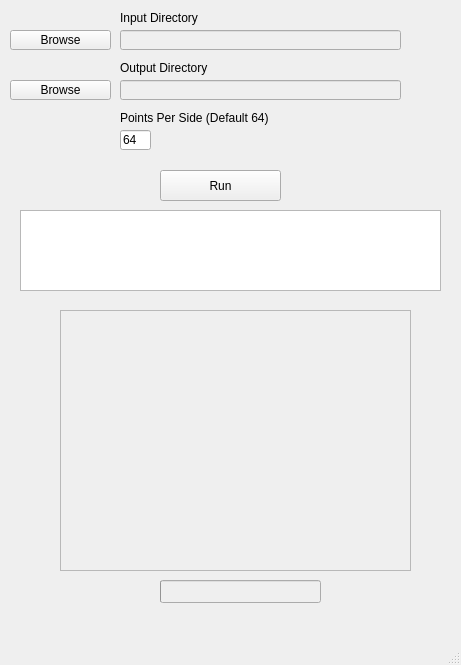
Before: the Qt Designer form untitled.ui in AlbertoFidalgo/Microplastic-Segmenter, drawn with Qt 5.
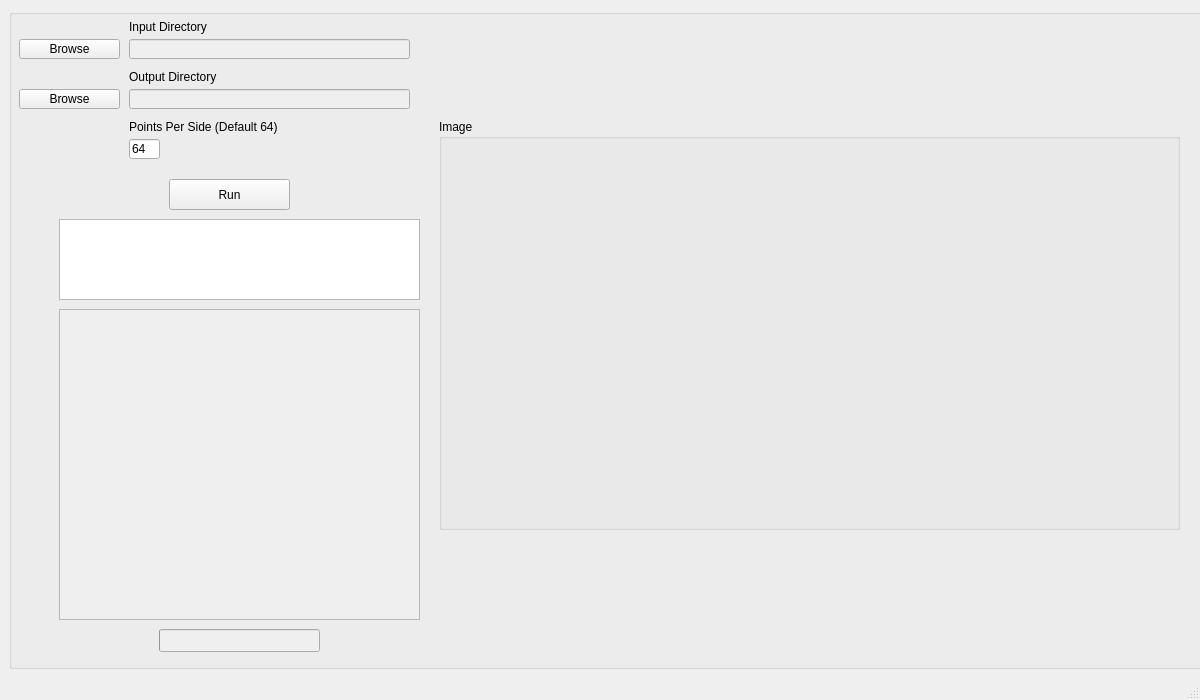
After: the same form once the commit is applied.

```diff
--- a/untitled.ui
+++ b/untitled.ui
@@ -9,10 +9,16 @@
    <rect>
     <x>0</x>
     <y>0</y>
-    <width>461</width>
-    <height>665</height>
+    <width>1200</width>
+    <height>700</height>
    </rect>
   </property>
+  <property name="minimumSize">
+   <size>
+    <width>1200</width>
+    <height>700</height>
+   </size>
+  </property>
   <property name="windowTitle">
    <string>MainWindow</string>
   </property>
@@ -20,56 +26,47 @@
    <bool>false</bool>
   </property>
   <widget class="QWidget" name="centralwidget">
-   <widget class="QPushButton" name="pushButton">
-    <property name="geometry">
-     <rect>
-      <x>10</x>
-      <y>30</y>
-      <width>101</width>
-      <height>20</height>
-     </rect>
-    </property>
-    <property name="text">
-     <string>Browse</string>
-    </property>
-   </widget>
-   <widget class="QLineEdit" name="lineEdit">
-    <property name="enabled">
+   <layout class="QVBoxLayout" name="verticalLayout">
+    <item>
+     <widget class="QGroupBox" name="groupBox">
+      <property name="sizePolicy">
+       <sizepolicy hsizetype="Expanding" vsizetype="Expanding">
+        <horstretch>0</horstretch>
+        <verstretch>0</verstretch>
+       </sizepolicy>
+      </property>
+      <property name="minimumSize">
+       <size>
+        <width>1200</width>
+        <height>650</height>
+       </size>
+      </property>
+      <property name="font">
+       <font>
+        <pointsize>9</pointsize>
+        <weight>50</weight>
+        <bold>false</bold>
+       </font>
+      </property>
+      <property name="flat">
      <bool>false</bool>
     </property>
+      <widget class="QLabel" name="label">
     <property name="geometry">
      <rect>
       <x>120</x>
-      <y>30</y>
-      <width>281</width>
-      <height>20</height>
-     </rect>
-    </property>
-   </widget>
-   <widget class="QPushButton" name="pushButton_2">
-    <property name="geometry">
-     <rect>
-      <x>10</x>
-      <y>80</y>
-      <width>101</width>
-      <height>20</height>
-     </rect>
+         <y>10</y>
+         <width>171</width>
+         <height>16</height>
+        </rect>
+       </property>
+       <property name="font">
+        <font>
+         <pointsize>9</pointsize>
+        </font>
     </property>
     <property name="text">
-     <string>Browse</string>
-    </property>
-   </widget>
-   <widget class="QLineEdit" name="lineEdit_2">
-    <property name="enabled">
-     <bool>false</bool>
-    </property>
-    <property name="geometry">
-     <rect>
-      <x>120</x>
-      <y>80</y>
-      <width>281</width>
-      <height>20</height>
-     </rect>
+        <string>Input Directory</string>
     </property>
    </widget>
    <widget class="QPushButton" name="pushButton_3">
@@ -85,27 +82,30 @@
      <string>Run</string>
     </property>
    </widget>
-   <widget class="QTextBrowser" name="textBrowser">
+      <widget class="QLineEdit" name="lineEdit_3">
     <property name="geometry">
      <rect>
-      <x>20</x>
-      <y>210</y>
-      <width>421</width>
-      <height>81</height>
-     </rect>
-    </property>
+         <x>120</x>
+         <y>130</y>
+         <width>31</width>
+         <height>20</height>
+        </rect>
+       </property>
+       <property name="text">
+        <string>64</string>
+       </property>
    </widget>
    <widget class="QScrollArea" name="scrollArea">
     <property name="geometry">
      <rect>
-      <x>60</x>
-      <y>310</y>
-      <width>351</width>
-      <height>261</height>
+         <x>50</x>
+         <y>300</y>
+         <width>361</width>
+         <height>311</height>
      </rect>
     </property>
     <property name="sizePolicy">
-     <sizepolicy hsizetype="Fixed" vsizetype="Expanding">
+        <sizepolicy hsizetype="Expanding" vsizetype="Expanding">
       <horstretch>0</horstretch>
       <verstretch>0</verstretch>
      </sizepolicy>
@@ -121,21 +121,47 @@
       <rect>
        <x>0</x>
        <y>0</y>
-       <width>349</width>
-       <height>259</height>
+          <width>359</width>
+          <height>309</height>
       </rect>
      </property>
      <layout class="QGridLayout" name="gridLayout"/>
     </widget>
    </widget>
+      <widget class="QLabel" name="label_2">
+       <property name="geometry">
+        <rect>
+         <x>120</x>
+         <y>60</y>
+         <width>231</width>
+         <height>16</height>
+        </rect>
+       </property>
+       <property name="text">
+        <string>Output Directory</string>
+       </property>
+      </widget>
+      <widget class="QPushButton" name="pushButton_2">
+       <property name="geometry">
+        <rect>
+         <x>10</x>
+         <y>80</y>
+         <width>101</width>
+         <height>20</height>
+        </rect>
+       </property>
+       <property name="text">
+        <string>Browse</string>
+       </property>
+      </widget>
    <widget class="QProgressBar" name="progressBar">
     <property name="enabled">
      <bool>false</bool>
     </property>
     <property name="geometry">
      <rect>
-      <x>160</x>
-      <y>580</y>
+         <x>150</x>
+         <y>620</y>
       <width>161</width>
       <height>23</height>
      </rect>
@@ -150,43 +176,53 @@
      <bool>false</bool>
     </property>
    </widget>
-   <widget class="QLabel" name="label">
+      <widget class="QPushButton" name="pushButton">
     <property name="geometry">
      <rect>
-      <x>120</x>
-      <y>10</y>
-      <width>171</width>
-      <height>16</height>
+         <x>10</x>
+         <y>30</y>
+         <width>101</width>
+         <height>20</height>
      </rect>
     </property>
     <property name="text">
-     <string>Input Directory</string>
-    </property>
-   </widget>
-   <widget class="QLabel" name="label_2">
+        <string>Browse</string>
+       </property>
+      </widget>
+      <widget class="QTextBrowser" name="textBrowser">
     <property name="geometry">
      <rect>
-      <x>120</x>
-      <y>60</y>
-      <width>231</width>
-      <height>16</height>
-     </rect>
-    </property>
-    <property name="text">
-     <string>Output Directory</string>
-    </property>
-   </widget>
-   <widget class="QLineEdit" name="lineEdit_3">
+         <x>50</x>
+         <y>210</y>
+         <width>361</width>
+         <height>81</height>
+        </rect>
+       </property>
+      </widget>
+      <widget class="QLineEdit" name="lineEdit">
+       <property name="enabled">
+        <bool>false</bool>
+       </property>
     <property name="geometry">
      <rect>
       <x>120</x>
-      <y>130</y>
-      <width>31</width>
+         <y>30</y>
+         <width>281</width>
       <height>20</height>
      </rect>
     </property>
-    <property name="text">
-     <string>64</string>
+      </widget>
+      <widget class="QLineEdit" name="lineEdit_2">
+       <property name="enabled">
+        <bool>false</bool>
+       </property>
+       <property name="geometry">
+        <rect>
+         <x>120</x>
+         <y>80</y>
+         <width>281</width>
+         <height>20</height>
+        </rect>
     </property>
    </widget>
    <widget class="QLabel" name="label_3">
@@ -194,7 +230,7 @@
      <rect>
       <x>120</x>
       <y>110</y>
-      <width>151</width>
+         <width>191</width>
       <height>16</height>
      </rect>
     </property>
@@ -202,6 +238,44 @@
      <string>Points Per Side (Default 64)</string>
     </property>
    </widget>
+      <widget class="QGroupBox" name="groupBox_2">
+       <property name="geometry">
+        <rect>
+         <x>430</x>
+         <y>110</y>
+         <width>741</width>
+         <height>411</height>
+        </rect>
+       </property>
+       <property name="title">
+        <string>Image</string>
+       </property>
+       <widget class="QLabel" name="label_4">
+        <property name="geometry">
+         <rect>
+          <x>6</x>
+          <y>12</y>
+          <width>731</width>
+          <height>391</height>
+         </rect>
+        </property>
+        <property name="maximumSize">
+         <size>
+          <width>16777215</width>
+          <height>16777215</height>
+         </size>
+        </property>
+        <property name="text">
+         <string/>
+        </property>
+        <property name="margin">
+         <number>5</number>
+        </property>
+       </widget>
+      </widget>
+     </widget>
+    </item>
+   </layout>
   </widget>
   <widget class="QMenuBar" name="menubar">
    <property name="geometry">
```
Left out of the diff: 2 changed lines with no effect on the pictures. Lines whose indentation alone changed are shown as unchanged.
